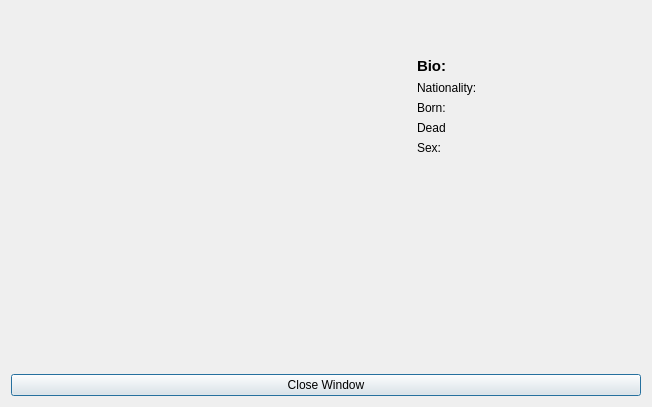
First picture: the form in viewprogrammerdialog.ui, repository DORB/Verkur3GUI, before the edit.
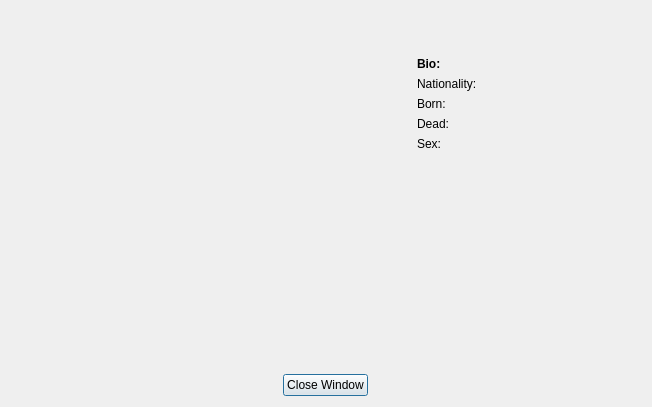
Second picture: the form after the edit.

Commit message: Setti inn relations fyrir view Computers díalóginn

What changed in the file:
```diff
--- a/viewprogrammerdialog.ui
+++ b/viewprogrammerdialog.ui
@@ -53,7 +53,7 @@
        <item>
         <widget class="QLabel" name="label_13">
          <property name="text">
-          <string>&lt;html&gt;&lt;head/&gt;&lt;body&gt;&lt;p&gt;&lt;span style=&quot; font-size:11pt; font-weight:600;&quot;&gt;Bio:&lt;/span&gt;&lt;/p&gt;&lt;/body&gt;&lt;/html&gt;</string>
+          <string>&lt;html&gt;&lt;head/&gt;&lt;body&gt;&lt;p&gt;&lt;span style=&quot; font-weight:600;&quot;&gt;Bio:&lt;/span&gt;&lt;/p&gt;&lt;/body&gt;&lt;/html&gt;</string>
          </property>
         </widget>
        </item>
@@ -98,7 +98,7 @@
          <item>
           <widget class="QLabel" name="label_5">
            <property name="text">
-            <string>Dead</string>
+            <string>Dead:</string>
            </property>
           </widget>
          </item>
@@ -146,11 +146,20 @@
      </item>
     </layout>
    </item>
-   <item>
-    <widget class="QPushButton" name="pushButton">
+   <item alignment="Qt::AlignHCenter">
+    <widget class="QPushButton" name="button_view_programmer_close">
+     <property name="maximumSize">
+      <size>
+       <width>300</width>
+       <height>16777215</height>
+      </size>
+     </property>
      <property name="text">
       <string>Close Window</string>
      </property>
+     <property name="default">
+      <bool>true</bool>
+     </property>
     </widget>
    </item>
   </layout>
```
The commit also changes 17 other files.
